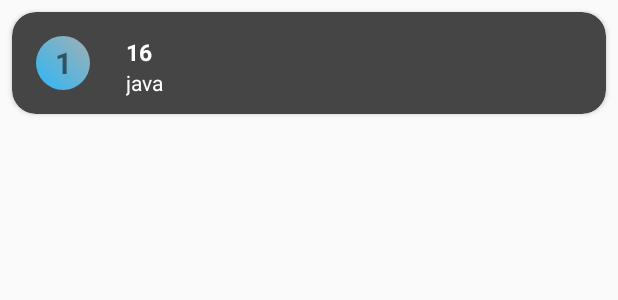
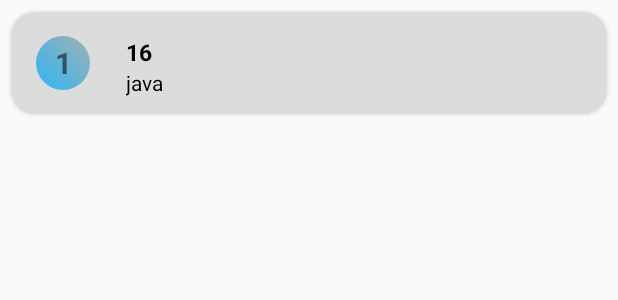
Before and after one commit to sikka-77/MarkSheetScanner, an Android app: the layout activity_check.xml on its own in the app's theme, with its tools: preview values and no code run, on a phone screen of 412 x 824 dp. Shown: the top 300 px of the screen. Run offline under Robolectric (Android 15) with nearby library versions, the phone set to English and light mode, and no system bars.

Commit message:
ui changed

```diff
--- a/MarksheetScanner/app/src/main/res/layout/activity_check.xml
+++ b/MarksheetScanner/app/src/main/res/layout/activity_check.xml
@@ -9,7 +9,7 @@
         android:layout_width="match_parent"
         android:layout_height="wrap_content"
         android:layout_margin="8dp"
-        app:cardBackgroundColor="#454545"
+        app:cardBackgroundColor="#DCDCDC"
         app:cardCornerRadius="16dp">
 
         <LinearLayout
@@ -52,7 +52,7 @@
                     android:layout_marginLeft="16dp"
                     android:layout_weight="1"
                     android:gravity="bottom"
-                    android:textColor="#ffffff"
+                    android:textColor="#000000"
                     android:textSize="15sp"
                     android:textStyle="bold"
                     tools:text="16" />
@@ -64,7 +64,7 @@
                     android:layout_marginLeft="16dp"
                     android:layout_weight="1"
                     android:gravity="bottom"
-                    android:textColor="#ffffff"
+                    android:textColor="#000000"
                     tools:text="java" />
 
             </LinearLayout>
--- a/MarksheetScanner/app/src/main/res/layout/activity_check2.xml
+++ b/MarksheetScanner/app/src/main/res/layout/activity_check2.xml
@@ -10,7 +10,7 @@
         android:layout_width="match_parent"
         android:layout_height="wrap_content"
         android:layout_margin="8dp"
-        app:cardBackgroundColor="#454545"
+        app:cardBackgroundColor="#DCDCDC"
         app:cardCornerRadius="16dp">
 
         <LinearLayout
@@ -42,7 +42,7 @@
                 android:layout_weight="3"
                 android:gravity="bottom"
                 tools:text="sessional"
-                android:textColor="#ffffff"
+                android:textColor="#000000"
                 android:textSize="16sp"/>
 
         </LinearLayout>
--- a/MarksheetScanner/app/src/main/res/layout/activity_exam_type.xml
+++ b/MarksheetScanner/app/src/main/res/layout/activity_exam_type.xml
@@ -12,7 +12,7 @@
         android:layout_width="match_parent"
         android:layout_height="wrap_content"
         android:layout_margin="8dp"
-        app:cardBackgroundColor="#454545"
+        app:cardBackgroundColor="#DCDCDC"
         app:cardCornerRadius="16dp">
 
         <LinearLayout
@@ -29,7 +29,7 @@
                 android:layout_margin="16dp"
                 android:textAlignment="center"
                 android:textAppearance="@style/Base.TextAppearance.AppCompat.Large"
-                android:textColor="#ffffff" />
+                android:textColor="#000000" />
 
             <TextView
                 android:layout_width="match_parent"
--- a/MarksheetScanner/app/src/main/res/layout/activity_login.xml
+++ b/MarksheetScanner/app/src/main/res/layout/activity_login.xml
@@ -33,7 +33,7 @@
             android:paddingTop="8dp"
 
             android:textAlignment="center"
-            app:cardBackgroundColor="#454545"
+            app:cardBackgroundColor="#DCDCDC"
             app:cardCornerRadius="16dp">
 
             <LinearLayout
@@ -116,7 +116,7 @@
                     android:layout_margin="20dp"
                     android:text="Don't have an account? Sign up"
                     android:textAlignment="center"
-                    android:textColor="@color/button_text"
+                    android:textColor="#000000"
 
                     android:textSize="13dp"
                     android:textStyle="bold" />
--- a/MarksheetScanner/app/src/main/res/layout/activity_main.xml
+++ b/MarksheetScanner/app/src/main/res/layout/activity_main.xml
@@ -34,7 +34,7 @@
             android:paddingTop="8dp"
 
             android:textAlignment="center"
-            app:cardBackgroundColor="#454545"
+            app:cardBackgroundColor="#DCDCDC"
             app:cardCornerRadius="16dp">
 
             <LinearLayout
@@ -113,7 +113,7 @@
                     android:layout_margin="20dp"
                     android:text="Already a user? Login"
                     android:textAlignment="center"
-                    android:textColor="@color/button_text"
+                    android:textColor="#000000"
 
                     android:textSize="13dp"
                     android:textStyle="bold" />
--- a/MarksheetScanner/app/src/main/res/layout/activity_profile.xml
+++ b/MarksheetScanner/app/src/main/res/layout/activity_profile.xml
@@ -10,7 +10,7 @@
         android:layout_width="match_parent"
         android:layout_height="wrap_content"
         android:layout_margin="8dp"
-        app:cardBackgroundColor="#454545"
+        app:cardBackgroundColor="#DCDCDC"
         app:cardCornerRadius="16dp">
 
         <LinearLayout
@@ -27,7 +27,7 @@
                 android:textAlignment="center"
                 android:textAppearance="@style/Base.TextAppearance.AppCompat.Large"
                 android:textStyle="bold"
-                android:textColor="#ffffff"/>
+                android:textColor="#000000"/>
 
             <TextView
                 android:layout_width="match_parent"
--- a/MarksheetScanner/app/src/main/res/layout/marks_layout.xml
+++ b/MarksheetScanner/app/src/main/res/layout/marks_layout.xml
@@ -10,7 +10,7 @@
         android:layout_width="match_parent"
         android:layout_height="wrap_content"
         android:layout_margin="8dp"
-        app:cardBackgroundColor="#454545"
+        app:cardBackgroundColor="#DCDCDC"
         app:cardCornerRadius="16dp">
 
         <LinearLayout
@@ -42,7 +42,7 @@
                 android:layout_weight="3"
                 android:gravity="bottom"
                 tools:text="sessional"
-                android:textColor="#ffffff"
+                android:textColor="#000000"
                 android:textSize="16sp"/>
 
         </LinearLayout>
--- a/MarksheetScanner/app/src/main/res/layout/update_dialog.xml
+++ b/MarksheetScanner/app/src/main/res/layout/update_dialog.xml
@@ -9,7 +9,7 @@
         android:layout_width="match_parent"
         android:layout_height="wrap_content"
         android:layout_margin="8dp"
-        app:cardBackgroundColor="#454545"
+        app:cardBackgroundColor="#DCDCDC"
         app:cardCornerRadius="16dp">
 
         <LinearLayout
--- a/MarksheetScanner/build.gradle
+++ b/MarksheetScanner/build.gradle
@@ -7,7 +7,7 @@ buildscript {
         jcenter()
     }
     dependencies {
-        classpath 'com.android.tools.build:gradle:3.2.1'
+        classpath 'com.android.tools.build:gradle:3.3.2'
         classpath 'com.google.gms:google-services:4.0.1'
 
         // NOTE: Do not place your application dependencies here; they belong
```
Also changed, not shown: MarksheetScanner/gradle/wrapper/gradle-wrapper.properties.
